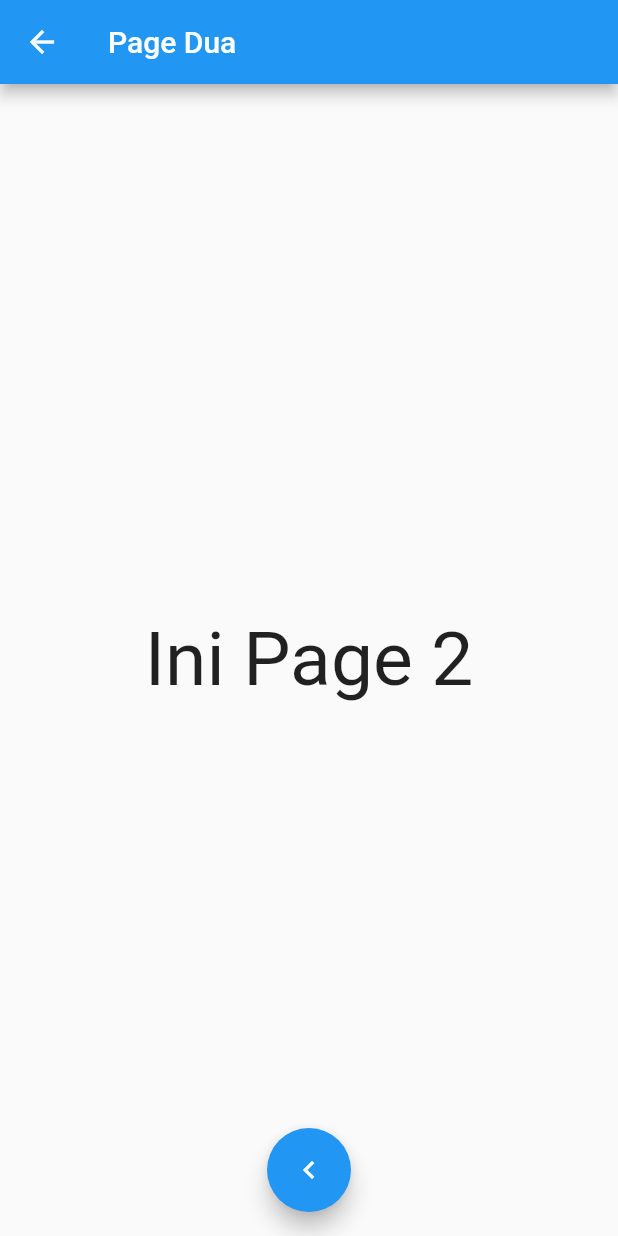
After one commit to chanddut/Learn-Flutter, a Flutter app: the screen it shows after launch, after a tap on the "keyboard arrow right" icon, on a phone screen of 412 x 824 dp. The commit adds this screen. Run offline on Flutter 3.47's test engine with Material 2 defaults, Android fonts, the phone set to English and light mode, and no system bars; our stand-ins replace faker.

Commit message:
Flutter Commit

```diff
--- /dev/null
+++ b/lib/Pages/page1.dart
@@ -0,0 +1,28 @@
+import 'package:flutter/material.dart';
+import './page2.dart';
+
+class page1 extends StatelessWidget {
+  @override
+  Widget build(BuildContext context) {
+    return Scaffold(
+      appBar: AppBar(
+        title: Text("Page Satu"),
+      ),
+      body: Center(
+        child: Text(
+          "Ini Page 1",
+          style: TextStyle(fontSize: 50),
+        ),
+      ),
+      floatingActionButton: FloatingActionButton(
+        onPressed: () {
+          Navigator.of(context).push(MaterialPageRoute(builder: (context) {
+            return page2();
+          }));
+        },
+        child: Icon(Icons.keyboard_arrow_right),
+      ),
+      floatingActionButtonLocation: FloatingActionButtonLocation.centerFloat,
+    );
+  }
+}
--- /dev/null
+++ b/lib/Pages/page2.dart
@@ -0,0 +1,25 @@
+import 'package:flutter/material.dart';
+
+class page2 extends StatelessWidget {
+  @override
+  Widget build(BuildContext context) {
+    return Scaffold(
+      appBar: AppBar(
+        title: Text("Page Dua"),
+      ),
+      body: Center(
+        child: Text(
+          "Ini Page 2",
+          style: TextStyle(fontSize: 50),
+        ),
+      ),
+      floatingActionButton: FloatingActionButton(
+        onPressed: () {
+          Navigator.of(context).pop();
+        },
+        child: Icon(Icons.keyboard_arrow_left),
+      ),
+      floatingActionButtonLocation: FloatingActionButtonLocation.centerFloat,
+    );
+  }
+}
```
Also changed, not shown: lib/dismissible.dart (added, +37 -0 lines), lib/main.dart (+70 -60 lines).
